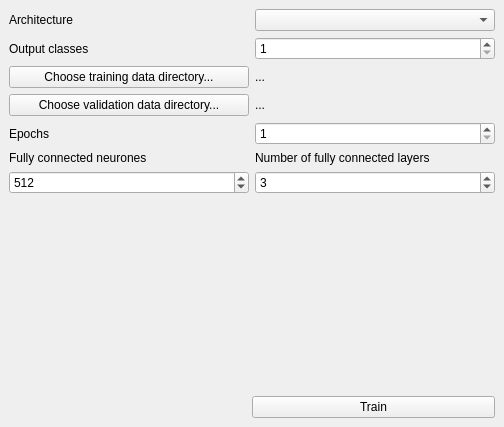
This is gui/nntrainer/gui/ui/nntrainer.ui in simonrw/nntrainer as Qt 5 draws it before an edit. The edited form follows.
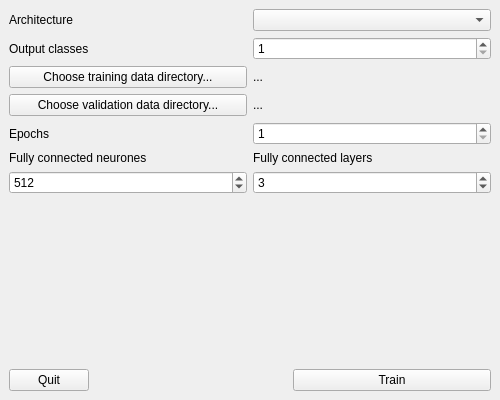
This is the edited form.

Commit message: Add quit button

```diff
--- a/gui/nntrainer/gui/ui/nntrainer.ui
+++ b/gui/nntrainer/gui/ui/nntrainer.ui
@@ -6,8 +6,8 @@
    <rect>
     <x>0</x>
     <y>0</y>
-    <width>504</width>
-    <height>427</height>
+    <width>500</width>
+    <height>400</height>
    </rect>
   </property>
   <property name="windowTitle">
@@ -171,7 +171,7 @@
         <item>
          <widget class="QLabel" name="label_5">
           <property name="text">
-           <string>Number of fully connected layers</string>
+           <string>Fully connected layers</string>
           </property>
          </widget>
         </item>
@@ -204,6 +204,13 @@
     </item>
     <item>
      <layout class="QHBoxLayout" name="horizontalLayout_5">
+      <item>
+       <widget class="QPushButton" name="quitButton">
+        <property name="text">
+         <string>Quit</string>
+        </property>
+       </widget>
+      </item>
       <item>
        <spacer name="horizontalSpacer">
         <property name="orientation">
```
Left out of the diff: 20 changed lines with no effect on the pictures. The commit also changes 1 other file.
